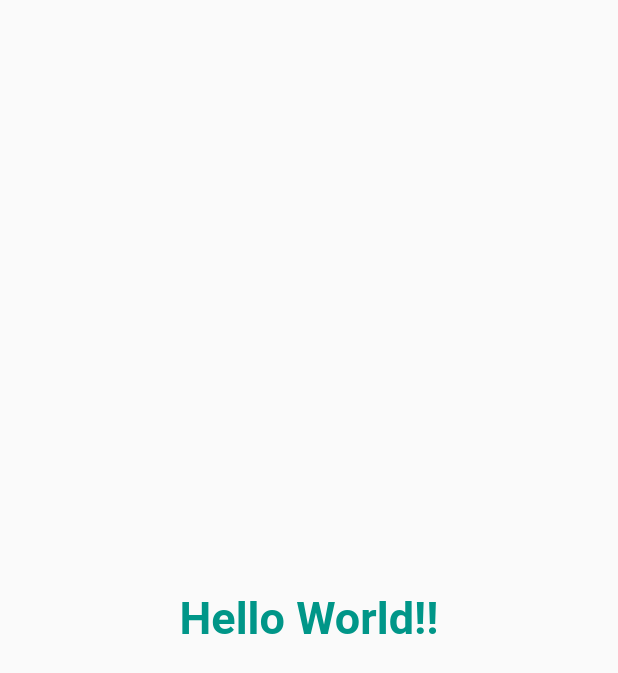
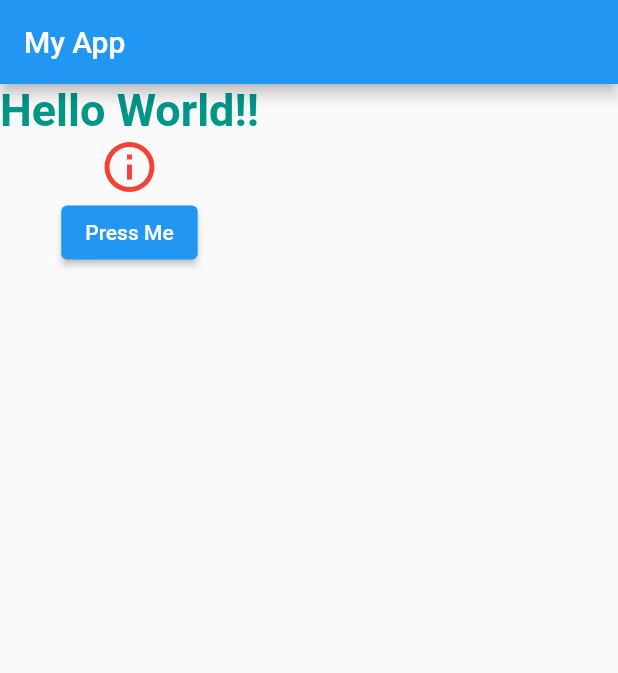
Before and after one commit to dnesbala/dart-flutter-fundamentals, a Flutter app: the screen it shows after launch, on a phone screen of 412 x 824 dp. Shown: the top 673 px of the screen. Run offline on Flutter 3.47's test engine with Material 2 defaults, Android fonts, the phone set to English and light mode, and no system bars.

Commit message:
Column, Icon, Button

```diff
--- a/firstapp/analysis_options.yaml
+++ b/firstapp/analysis_options.yaml
@@ -22,8 +22,8 @@ linter:
   # `// ignore_for_file: name_of_lint` syntax on the line or in the file
   # producing the lint.
   rules:
+    prefer_const_constructors: false
     # avoid_print: false  # Uncomment to disable the `avoid_print` rule
     # prefer_single_quotes: true  # Uncomment to enable the `prefer_single_quotes` rule
-
 # Additional information about this file can be found at
 # https://dart.dev/guides/language/analysis-options
--- a/firstapp/lib/main.dart
+++ b/firstapp/lib/main.dart
@@ -3,6 +3,7 @@ import 'package:flutter/material.dart';
 void main() {
   runApp(
     const MaterialApp(
+      debugShowCheckedModeBanner: false,
       title: "First Flutter App",
       home: HomePage(),
     ),
@@ -16,9 +17,15 @@ class HomePage extends StatelessWidget {
   @override
   // The build method is called by the Flutter framework whenever the widget needs to be rendered or updated.
   Widget build(BuildContext context) {
-    return const Scaffold(
-      body: Center(
-        child: Text(
+    return SafeArea(
+      child: Scaffold(
+        appBar: AppBar(
+          title: Text("My App"),
+        ),
+        // use Column to display multiple widgets in a vertical direction
+        body: Column(
+          children: [
+            Text(
               "Hello World!!",
               style: TextStyle(
                 color: Colors.teal,
@@ -26,6 +33,15 @@ class HomePage extends StatelessWidget {
                 fontWeight: FontWeight.w600,
               ),
             ),
+            Icon(Icons.info_outline, size: 40, color: Colors.red),
+            ElevatedButton(
+              onPressed: () {
+                print("Button Pressed");
+              },
+              child: Text("Press Me"),
+            ),
+          ],
+        ),
       ),
     );
   }
```
Lines whose indentation alone changed are shown as unchanged.
